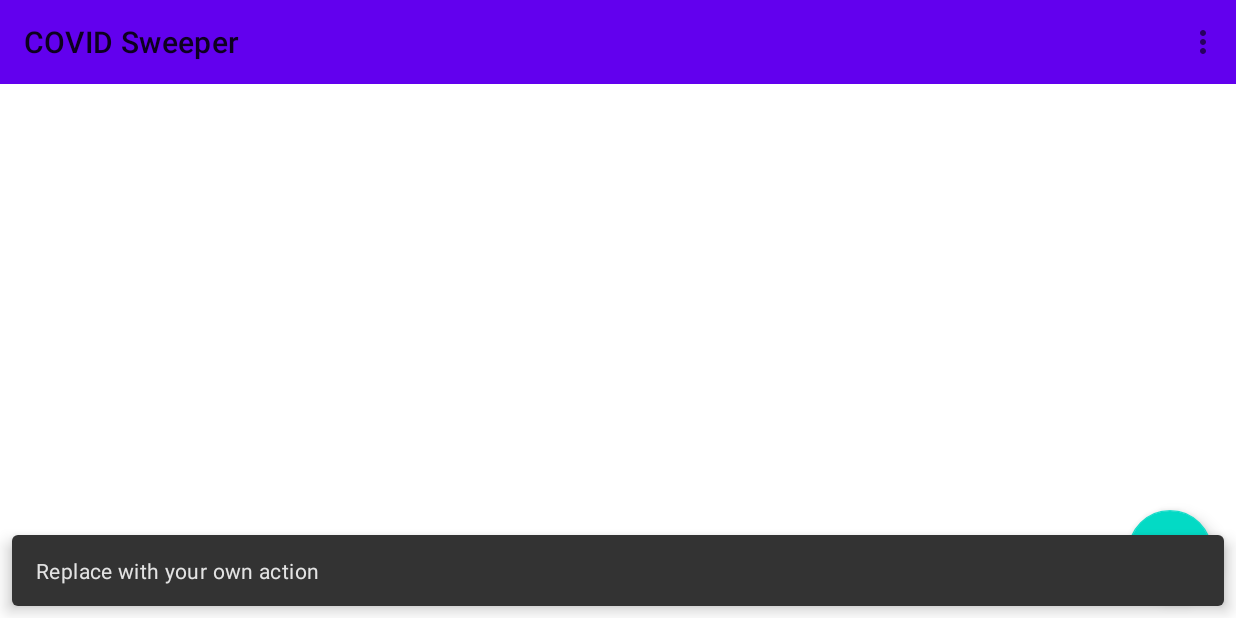
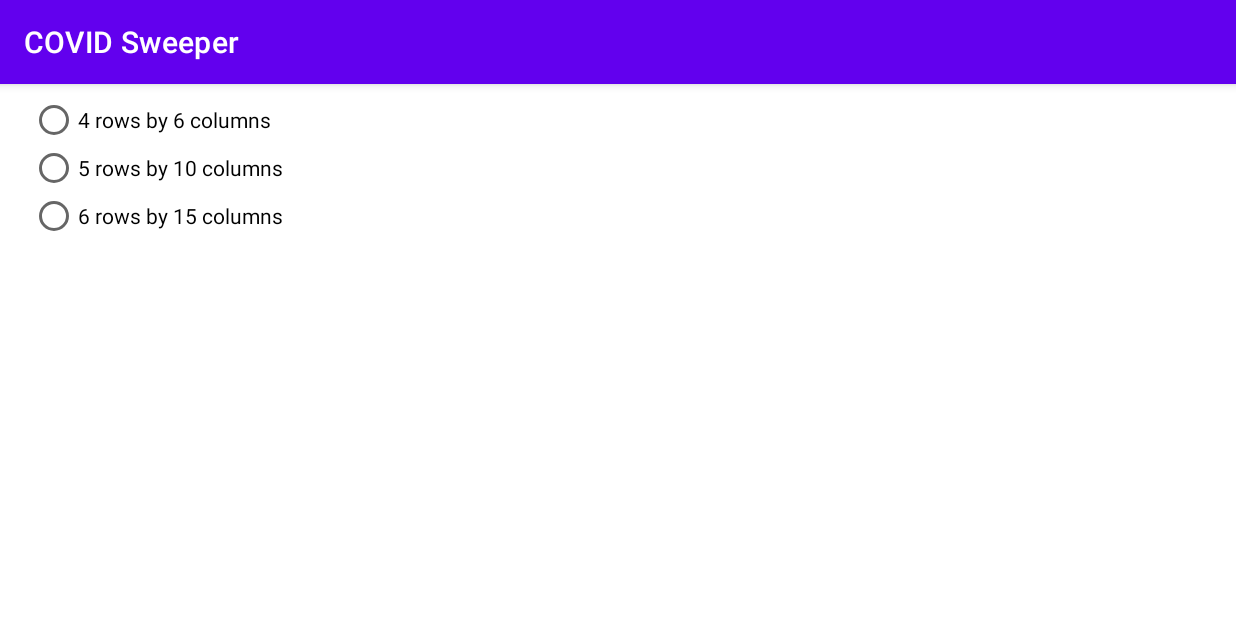
Before and after one commit to harjap60/COVID-19-Mine-Seeker, an Android app: the screen it shows after launch (MainActivity before the commit, SettingsActivity after it), after a tap on an icon or button, on a phone screen of 824 x 412 dp (held sideways). Run offline under Robolectric (Android 15) with nearby library versions, the phone set to English and light mode, and no system bars.

Commit message:
Added working grid

```diff
--- /dev/null
+++ b/app/src/main/java/ca/cmpt276/covidsweeper/game/CellGrid.java
@@ -0,0 +1,41 @@
+package ca.cmpt276.covidsweeper.game;
+
+import java.util.LinkedList;
+
+public class CellGrid {
+    private Cell[][] grid;
+    private int numberOfMines;
+    private static CellGrid instance;
+
+    private CellGrid(int x, int y, int mines) {
+        grid = new Cell[x][y];
+        numberOfMines = mines;
+    }
+
+    public Cell[][] getGrid() {
+        return grid;
+    }
+
+    public static CellGrid getInstance(int x, int y, int mines) {
+        if(instance == null) {
+            instance = new CellGrid(x,y, mines);
+        }
+        return instance;
+    }
+
+    public void randomizeMines(){
+
+    }
+
+    public int clickedCell(int x, int y){
+        // Changes cell to clicked and returns number of mines in row and column
+        // If cell is a mine and is not clicked yet, return -1
+        // If cell is a mine and is clicked then return mines in rows and columns
+        return 69;
+    }
+
+    public void resetGrid(int newX, int newY){
+        grid = new Cell[newX][newY];
+    }
+
+}
--- a/app/src/main/java/ca/cmpt276/covidsweeper/game/Cellgrid.java
+++ /dev/null
@@ -1,4 +0,0 @@
-package ca.cmpt276.covidsweeper.game;
-
-public class Cellgrid {
-}
--- a/app/src/main/java/ca/cmpt276/covidsweeper/model/MainActivity.java
+++ b/app/src/main/java/ca/cmpt276/covidsweeper/model/MainActivity.java
@@ -1,23 +1,21 @@
 package ca.cmpt276.covidsweeper.model;
 
+import android.content.Intent;
 import android.os.Bundle;
 import android.view.Menu;
 import android.view.MenuItem;
 import android.view.View;
+import android.widget.Button;
 
 import androidx.appcompat.app.AppCompatActivity;
-
 import androidx.appcompat.widget.Toolbar;
-import androidx.navigation.ui.AppBarConfiguration;
-
-
 import com.google.android.material.floatingactionbutton.FloatingActionButton;
 import com.google.android.material.snackbar.Snackbar;
-
 import ca.cmpt276.covidsweeper.R;
+import ca.cmpt276.covidsweeper.game.CellGrid;
 
 public class MainActivity extends AppCompatActivity {
-
+    private CellGrid gameGrid;
     @Override
     protected void onCreate(Bundle savedInstanceState) {
         super.onCreate(savedInstanceState);
@@ -25,15 +23,40 @@ public class MainActivity extends AppCompatActivity {
         Toolbar toolbar = findViewById(R.id.toolbar);
         setSupportActionBar(toolbar);
 
+        gameGrid = CellGrid.getInstance(4,6,6);//6,10,15,20
+
+        // TODO: SETTINGS button setup
         FloatingActionButton newBtn = (FloatingActionButton) findViewById(R.id.fab);
         newBtn.setOnClickListener(new View.OnClickListener() {
             @Override
             public void onClick(View view) {
-                Snackbar.make(view, "Replace with your own action", Snackbar.LENGTH_LONG)
-                        .setAction("Action", null).show();
+                Intent intent = new Intent(MainActivity.this, SettingsActivity.class);
+                startActivity(intent);
+
             }
         });
+
+
+
+        // TODO: Setup CellGrid based on settings
+
+        // Button to start game
+        launchGame();
+
     }
+
+    private void launchGame() {
+        Button newGame = (Button) findViewById(R.id.start_game);
+        newGame.setOnClickListener(new View.OnClickListener() {
+            @Override
+            public void onClick(View view) {
+                Intent intent = new Intent(MainActivity.this, GameActivity.class);
+                startActivity(intent);
+            }
+        });
+
+    }
+
 
     @Override
     public boolean onCreateOptionsMenu(Menu menu) {
@@ -42,19 +65,4 @@ public class MainActivity extends AppCompatActivity {
         return true;
     }
 
-    @Override
-    public boolean onOptionsItemSelected(MenuItem item) {
-        // Handle action bar item clicks here. The action bar will
-        // automatically handle clicks on the Home/Up button, so long
-        // as you specify a parent activity in AndroidManifest.xml.
-        int id = item.getItemId();
-
-        //noinspection SimplifiableIfStatement
-        if (id == R.id.action_settings) {
-            return true;
-        }
-
-        return super.onOptionsItemSelected(item);
-    }
-
 }
--- /dev/null
+++ b/app/src/main/java/ca/cmpt276/covidsweeper/model/SettingsActivity.java
@@ -0,0 +1,75 @@
+package ca.cmpt276.covidsweeper.model;
+
+import androidx.appcompat.app.AppCompatActivity;
+
+import android.content.Context;
+import android.content.SharedPreferences;
+import android.os.Bundle;
+import android.view.View;
+import android.widget.RadioButton;
+import android.widget.RadioGroup;
+import android.widget.Toast;
+
+import ca.cmpt276.covidsweeper.R;
+import ca.cmpt276.covidsweeper.game.CellGrid;
+
+public class SettingsActivity extends AppCompatActivity {
+
+    @Override
+    protected void onCreate(Bundle savedInstanceState) {
+        super.onCreate(savedInstanceState);
+        setContentView(R.layout.activity_settings);
+
+        createSettingsButtons();
+
+        String savedGrid = getGridSelected(this);
+        Toast.makeText(this, "You selected " + savedGrid, Toast.LENGTH_SHORT);
+    }
+
+    private void createSettingsButtons() {
+        RadioGroup group = (RadioGroup) findViewById(R.id.radio_install_size);
+        String[] boardSizes = getResources().getStringArray(R.array.num_board_size);
+
+        for(int i = 0; i < boardSizes.length; i++){
+            final String boardSize = boardSizes[i];
+
+            RadioButton button = new RadioButton(this);
+            button.setText(boardSize);
+
+            button.setOnClickListener(new View.OnClickListener() {
+                @Override
+                public void onClick(View view) {
+//                    CellGrid cellGrid = CellGrid.getInstance(1, 1);
+//                    if (button.getText() == "4 rows by 6 columns") {
+//                        cellGrid.resetGrid(4, 6);
+//                    } else if (button.getText() == "5 rows by 10 columns") {
+//                        cellGrid.resetGrid(5, 10);
+//                    } else {
+//                        cellGrid.resetGrid(6, 15);
+//                    }
+
+                    saveGridSelected(boardSize);
+                }
+            });
+
+            group.addView(button);
+
+            // Select default button
+            if (boardSize == getGridSelected(this)){
+                button.setChecked(true);
+            }
+        }
+    }
+
+    private void saveGridSelected(String boardSize) {
+        SharedPreferences prefs = this.getSharedPreferences("AppPrefs", MODE_PRIVATE);
+        SharedPreferences.Editor editor = prefs.edit();
+        editor.putString("size",boardSize);
+        editor.apply();
+    }
+
+    static public String getGridSelected(Context context){
+        SharedPreferences prefs = context.getSharedPreferences("AppPrefs", MODE_PRIVATE);
+        return prefs.getString("size", "");
+    }
+}
--- /dev/null
+++ b/app/src/main/res/layout/activity_settings.xml
@@ -0,0 +1,17 @@
+<?xml version="1.0" encoding="utf-8"?>
+<androidx.constraintlayout.widget.ConstraintLayout xmlns:android="http://schemas.android.com/apk/res/android"
+    xmlns:app="http://schemas.android.com/apk/res-auto"
+    xmlns:tools="http://schemas.android.com/tools"
+    android:layout_width="match_parent"
+    android:layout_height="match_parent"
+    tools:context=".model.SettingsActivity">
+
+    <RadioGroup
+        android:id="@+id/radio_install_size"
+        android:layout_width="wrap_content"
+        android:layout_height="wrap_content"
+        android:layout_marginStart="20dp"
+        android:layout_marginTop="8dp"
+        app:layout_constraintStart_toStartOf="parent"
+        app:layout_constraintTop_toTopOf="parent" />
+</androidx.constraintlayout.widget.ConstraintLayout>
--- /dev/null
+++ b/app/src/main/res/values/installation_size.xml
@@ -0,0 +1,14 @@
+<?xml version="1.0" encoding="utf-8"?>
+<resources>
+    <string-array name="num_board_size">
+        <item>4 rows by 6 columns</item>
+        <item>5 rows by 10 columns</item>
+        <item>6 rows by 15 columns</item>
+    </string-array>
+
+
+</resources>
+
+<!--    - 4 rows by 6 columns-->
+<!--    - 5 rows by 10 columns-->
+<!--    - 6 rows by 15 columns-->
--- a/app/src/main/res/values/strings.xml
+++ b/app/src/main/res/values/strings.xml
@@ -9,4 +9,5 @@
 
     <string name="hello_first_fragment">Hello first fragment</string>
     <string name="hello_second_fragment">Hello second fragment. Arg: %1$s</string>
+    <string name="title_activity_game">GameActivity</string>
 </resources>
```
Also changed, not shown: app/src/main/AndroidManifest.xml (+7 -1 lines), app/src/main/java/ca/cmpt276/covidsweeper/game/Cell.java (+25 -0 lines), app/src/main/java/ca/cmpt276/covidsweeper/model/GameActivity.java (added, +102 -0 lines), app/src/main/res/layout/activity_game.xml (added, +41 -0 lines), app/src/main/res/layout/activity_main.xml (+10 -0 lines).
